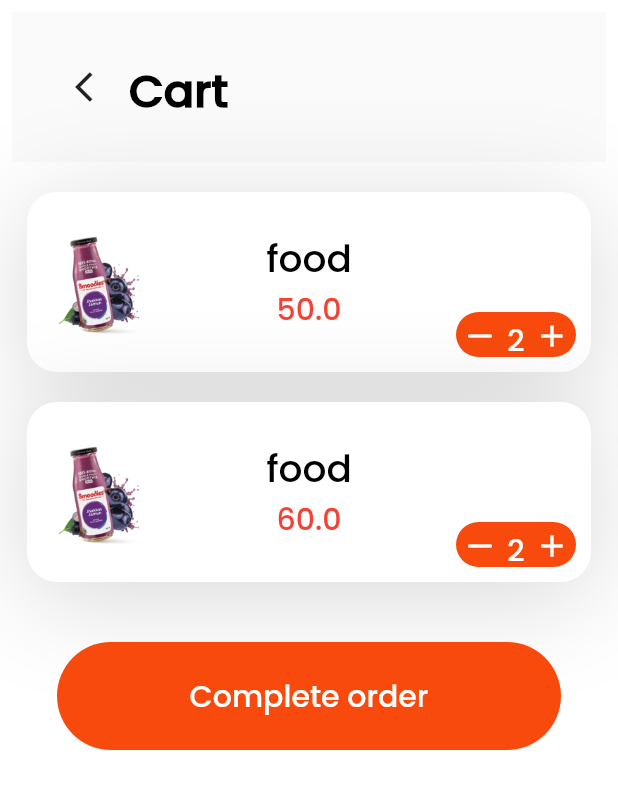
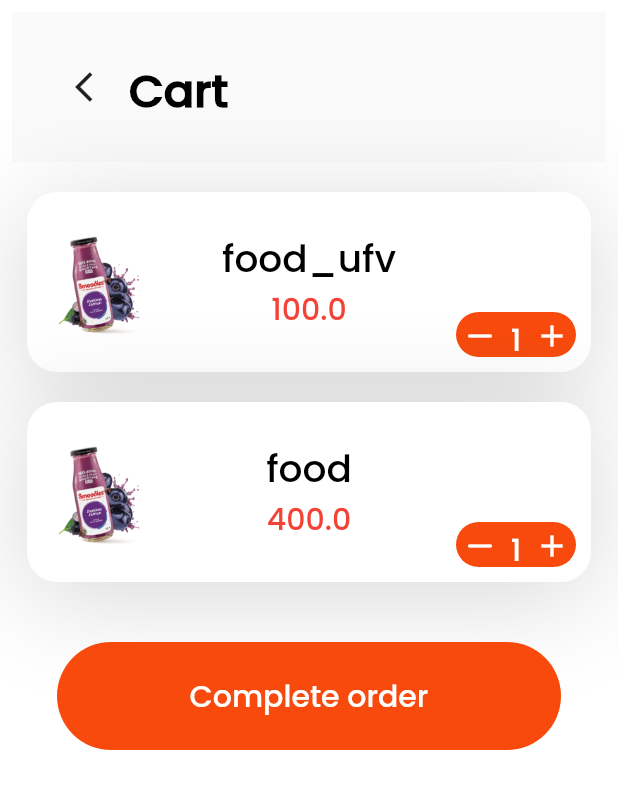
Before and after one commit to rohanSSiddeshwara/FoodEZ, a Flutter app: the screen it shows after launch, after a tap on the "shopping cart" icon, on a phone screen of 412 x 824 dp. Shown: the top 789 px of the screen. Run offline on Flutter 3.47's test engine with Material 2 defaults, Android fonts, the light colour scheme and no system bars.

Commit message:
addding dynamic cart functionality

```diff
--- a/foodez/lib/cart.dart
+++ b/foodez/lib/cart.dart
@@ -38,8 +38,9 @@ class cart extends StatelessWidget {
             SizedBox(
               height: 10,
             ),
-           cart_element(name: "food", Price: 50, total_price: 50, image_number: 14),
-           cart_element(name: "food", Price: 60, total_price: 50, image_number: 14),
+           cart_element(name: "food_ufv", Price: 100, image_number: 14),
+           cart_element(name: "food", Price: 400, image_number: 14),
+
             Container(
               height: 72,
               margin: EdgeInsets.all(30),
@@ -66,14 +67,39 @@ class cart extends StatelessWidget {
 
 
 
-class cart_element extends StatelessWidget{
+class cart_element extends StatefulWidget{
   final String name;
   final double Price;
-  final double total_price;
+
+
   final int image_number;
-  cart_element({required this.name,required this.Price,required this.total_price,required this.image_number});
+  cart_element({required this.name,required this.Price,required this.image_number});
+
+  @override
+  State<cart_element> createState() => _cart_elementState();
+}
+
+class _cart_elementState extends State<cart_element> {
+  int quantity =1;
+ late double total_price;
+  void _incrementCounter(){
+    setState(() {
+      quantity++;
+    });
+
+}
+void _decrementCounter(){if(quantity>1){
+    setState(() {
+      quantity--;
+
+    });}
+    else {quantity=1;}
+  }
+
+
+  @override
   Widget build(BuildContext context) {
-    return   Container(
+    return  Container(
                 decoration: BoxDecoration(
                   color: Colors.white,
                   borderRadius: BorderRadius.circular(20),
@@ -91,7 +117,7 @@ class cart_element extends StatelessWidget{
                   mainAxisAlignment: MainAxisAlignment.spaceBetween,
                   children: [
                     CircleAvatar(
-                      backgroundImage: AssetImage('images/Image$image_number.png'),
+                      backgroundImage: AssetImage('images/Image${widget.image_number}.png'),
                       backgroundColor: Colors.white,
                       radius: 40,
                     ),
@@ -99,13 +125,13 @@ class cart_element extends StatelessWidget{
                         mainAxisAlignment: MainAxisAlignment.center,
                         children: [
                           Text(
-                            this.name,
+                            this.widget.name,
                             style: TextStyle(
                                 fontFamily: 'Poppins',
                                 fontSize: 25,
                                 color: Colors.black),
                           ),
-                          Text(this.Price.toString(),
+                          Text(((this.widget.Price)*quantity).toString(),
                               style: TextStyle(
                                   fontFamily: 'Poppins',
                                   fontSize: 20,
@@ -125,23 +151,33 @@ class cart_element extends StatelessWidget{
                         child: Row(
                             mainAxisAlignment: MainAxisAlignment.spaceBetween,
                             children: [
-                              Container(
-                                  child: Icon(
-                                Icons.horizontal_rule_rounded,
+                             InkWell(onTap: _decrementCounter,
+                               child: Container(
+                                      child: Icon(Icons.horizontal_rule_rounded ,
                                     color: Colors.white,
+
+
+
                                   )),
-                              Text("2",
+                             ),
+
+                              Text(quantity.toString(),
                                   style: TextStyle(
                                       fontFamily: 'Poppins',
                                       fontSize: 20,
                                       color: Colors.white)),
-                              Container(
+                              InkWell(onTap: _incrementCounter,
+                                child: Container(
                                     child: Icon(Icons.add_sharp,
-                                      color: Colors.white))
+                                        color: Colors.white)),
+                              )
                             ]),
                       )
                     ])
                   ],
                 ));
+
   }
+
+
   }
--- a/foodez/lib/food_details_populator.dart
+++ b/foodez/lib/food_details_populator.dart
@@ -19,7 +19,8 @@ class canteen_details{
 class cart_elements{
   final String name;
   final double Price;
+  final int quantity;
   final double total_price;
   final int image_number;
-  cart_elements({required this.name,required this.Price,required this.total_price,required this.image_number});
+  cart_elements({required this.name,required this.Price,required this.quantity,required this.total_price,required this.image_number});
 }
```
Also changed, not shown: 3 other files. Lines whose indentation alone changed are shown as unchanged.
